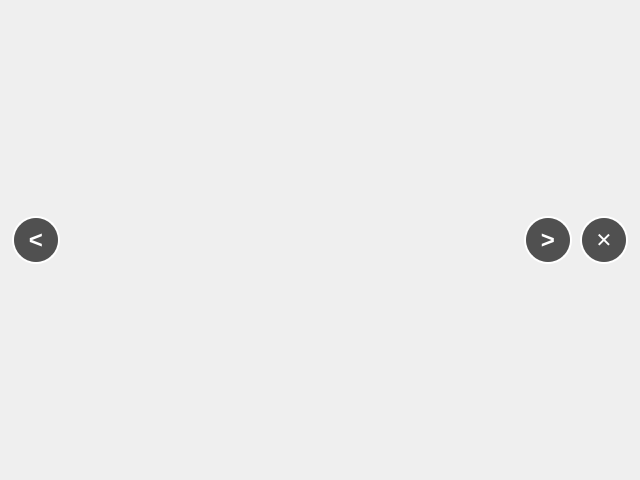
The window that launcher/modManager/imageviewer_moc.ui (GeorgeK1ng/vcmi) describes before a commit, drawn with Qt 5.
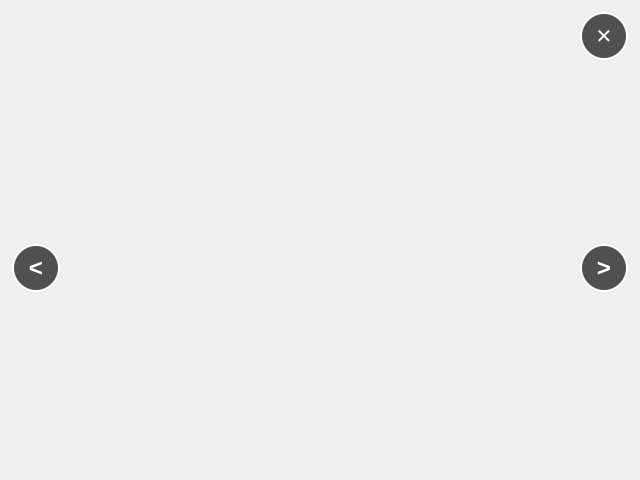
The same window after the commit.

Commit message: Tune mobile ImageViewer fullscreen behavior and image scaling

The edit to the form file:
```diff
--- a/launcher/modManager/imageviewer_moc.ui
+++ b/launcher/modManager/imageviewer_moc.ui
@@ -38,7 +38,48 @@
    <property name="horizontalSpacing">
     <number>8</number>
    </property>
-   <item row="0" column="0">
+   <property name="verticalSpacing">
+    <number>8</number>
+   </property>
+   <item row="0" column="2" alignment="Qt::AlignRight|Qt::AlignTop">
+    <widget class="QPushButton" name="buttonClose">
+     <property name="minimumSize">
+      <size>
+       <width>48</width>
+       <height>48</height>
+      </size>
+     </property>
+     <property name="maximumSize">
+      <size>
+       <width>48</width>
+       <height>48</height>
+      </size>
+     </property>
+     <property name="cursor">
+      <cursorShape>PointingHandCursor</cursorShape>
+     </property>
+     <property name="styleSheet">
+      <string notr="true">QPushButton {
+	background-color: rgba(0, 0, 0, 170);
+	color: white;
+	border: 2px solid white;
+	border-radius: 24px;
+	font-size: 20px;
+	font-weight: bold;
+}
+QPushButton:hover {
+	background-color: rgba(0, 0, 0, 215);
+}
+QPushButton:pressed {
+	background-color: rgba(0, 0, 0, 255);
+}</string>
+     </property>
+     <property name="text">
+      <string>✕</string>
+     </property>
+    </widget>
+   </item>
+   <item row="1" column="0" alignment="Qt::AlignLeft|Qt::AlignVCenter">
     <widget class="QPushButton" name="buttonPrevious">
      <property name="minimumSize">
       <size>
@@ -76,7 +117,7 @@
      </property>
     </widget>
    </item>
-   <item row="0" column="1">
+   <item row="1" column="1">
     <widget class="QLabel" name="label">
      <property name="sizePolicy">
       <sizepolicy hsizetype="MinimumExpanding" vsizetype="MinimumExpanding">
@@ -93,9 +134,9 @@
      <property name="scaledContents">
       <bool>false</bool>
      </property>
-   </widget>
-  </item>
-   <item row="0" column="2">
+    </widget>
+   </item>
+   <item row="1" column="2" alignment="Qt::AlignRight|Qt::AlignVCenter">
     <widget class="QPushButton" name="buttonNext">
      <property name="minimumSize">
       <size>
@@ -133,44 +174,6 @@
      </property>
     </widget>
    </item>
-   <item row="0" column="3">
-    <widget class="QPushButton" name="buttonClose">
-     <property name="minimumSize">
-      <size>
-       <width>48</width>
-       <height>48</height>
-      </size>
-     </property>
-     <property name="maximumSize">
-      <size>
-       <width>48</width>
-       <height>48</height>
-      </size>
-     </property>
-     <property name="cursor">
-      <cursorShape>PointingHandCursor</cursorShape>
-     </property>
-     <property name="styleSheet">
-      <string notr="true">QPushButton {
-	background-color: rgba(0, 0, 0, 170);
-	color: white;
-	border: 2px solid white;
-	border-radius: 24px;
-	font-size: 20px;
-	font-weight: bold;
-}
-QPushButton:hover {
-	background-color: rgba(0, 0, 0, 215);
-}
-QPushButton:pressed {
-	background-color: rgba(0, 0, 0, 255);
-}</string>
-     </property>
-     <property name="text">
-      <string>✕</string>
-     </property>
-    </widget>
-   </item>
   </layout>
  </widget>
  <resources/>
```
The commit also changes 1 other file.
